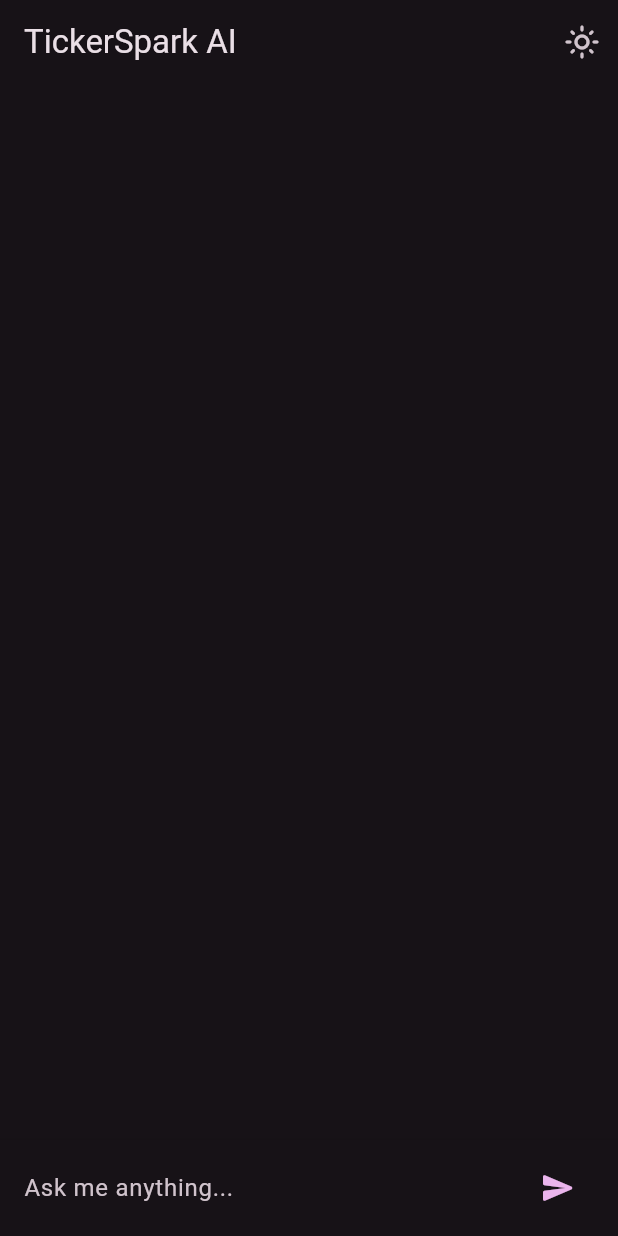
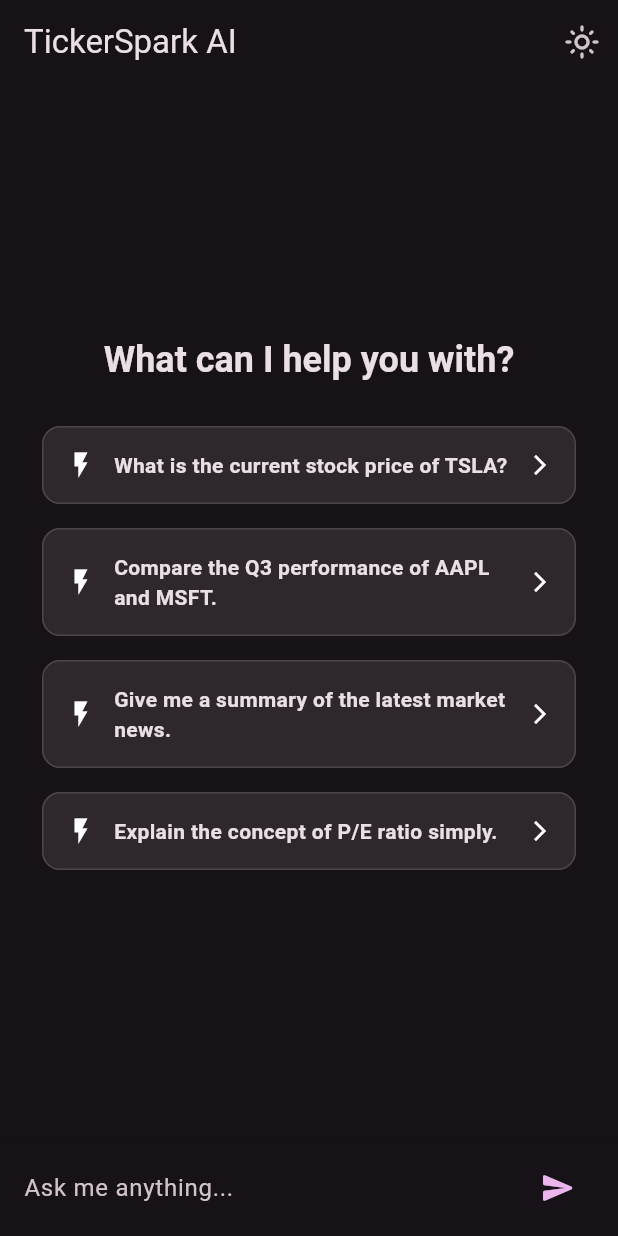
Before and after one commit to tickerspark/TickerSpark-Platform, a Flutter app: the screen it shows after launch, after a tap on the "send" icon, on a phone screen of 412 x 824 dp. Run offline on Flutter 3.47's test engine with Material 3 defaults, Android fonts, the phone set to English and light mode, and no system bars; our stand-ins replace flutter_markdown, flutter_riverpod, supabase_flutter; accounts and stored records are empty.

Commit message:
Feat: Add suggested prompts and improved text selection.

```diff
--- a/lib/chat_screen.dart
+++ b/lib/chat_screen.dart
@@ -3,6 +3,7 @@
 import 'package:flutter/material.dart';
 import 'package:flutter_markdown/flutter_markdown.dart';
 import 'package:flutter_riverpod/flutter_riverpod.dart';
+import 'package:url_launcher/url_launcher.dart'; // import for launching URLs
 import 'chat_provider.dart';
 import 'main.dart'; // Import to access the theme provider
 import 'message_model.dart';
@@ -18,12 +19,27 @@ class _ChatScreenState extends ConsumerState<ChatScreen> {
   final TextEditingController _controller = TextEditingController();
   final ScrollController _scrollController = ScrollController();
 
-  void _handleSend() {
-    final message = _controller.text;
-    if (message.isNotEmpty) {
-      ref.read(chatProvider.notifier).sendMessage(message);
+  void _handleSend([String? message]) {
+    final textToSend = message ?? _controller.text;
+    if (textToSend.isNotEmpty) {
+      ref.read(chatProvider.notifier).sendMessage(textToSend);
       _controller.clear();
+      // Scroll to the bottom when a new message is sent
+      // Since ListView is reversed, this means scrolling to the top
+      WidgetsBinding.instance.addPostFrameCallback((_) {
+        _scrollController.animateTo(
+          0.0,
+          duration: const Duration(milliseconds: 300),
+          curve: Curves.easeOut,
+        );
+      });
     }
+  }
+
+  // Method to handle suggested prompt taps
+  void _onSuggestedPromptTap(String prompt) {
+    _controller.text = prompt; // Prefill the text field
+    _handleSend(prompt); // Send immediately
   }
 
   @override
@@ -44,8 +60,9 @@ class _ChatScreenState extends ConsumerState<ChatScreen> {
           ),
         ],
       ),
-      // 1. The body is NOW ONLY the list of messages.
-      body: ListView.builder(
+      body: messages.isEmpty
+          ? _SuggestedPrompts(onTap: _onSuggestedPromptTap) // Display prompts when no messages exist
+          : ListView.builder(
               controller: _scrollController,
               padding: const EdgeInsets.symmetric(horizontal: 12.0, vertical: 8.0),
               reverse: true,
@@ -55,7 +72,6 @@ class _ChatScreenState extends ConsumerState<ChatScreen> {
                 return MessageBubble(message: message);
               },
             ),
-      // 2. The input composer is moved to the bottomNavigationBar property.
       bottomNavigationBar: _buildInputComposer(),
     );
   }
@@ -64,9 +80,8 @@ class _ChatScreenState extends ConsumerState<ChatScreen> {
     final theme = Theme.of(context);
     return Material(
       color: theme.colorScheme.surface,
-      elevation: 4, // Add a subtle shadow for separation
+      elevation: 4,
       child: Padding(
-        // The Scaffold handles the bottom safe area for this property
         padding: const EdgeInsets.symmetric(horizontal: 16.0, vertical: 8.0),
         child: Row(
           children: <Widget>[
@@ -93,10 +108,106 @@ class _ChatScreenState extends ConsumerState<ChatScreen> {
   }
 }
 
-// MessageBubble class remains unchanged
+// -----------------------------------------------------------------------------
+// WIDGET FOR SUGGESTED PROMPTS
+// -----------------------------------------------------------------------------
+class _SuggestedPrompts extends StatelessWidget {
+  final void Function(String) onTap;
+
+  // Example prompts relevant to a "TickerSpark AI"
+  final List<String> prompts = const [
+    'What is the current stock price of TSLA?',
+    'Compare the Q3 performance of AAPL and MSFT.',
+    'Give me a summary of the latest market news.',
+    'Explain the concept of P/E ratio simply.',
+  ];
+
+  const _SuggestedPrompts({required this.onTap});
+
+  @override
+  Widget build(BuildContext context) {
+    final theme = Theme.of(context);
+    return Center(
+      child: Padding(
+        padding: const EdgeInsets.all(24.0),
+        child: Column(
+          mainAxisAlignment: MainAxisAlignment.center,
+          crossAxisAlignment: CrossAxisAlignment.stretch,
+          children: [
+            Text(
+              'What can I help you with?',
+              style: theme.textTheme.headlineSmall?.copyWith(fontWeight: FontWeight.bold),
+              textAlign: TextAlign.center,
+            ),
+            const SizedBox(height: 24),
+            ...prompts.map((prompt) => Padding(
+              padding: const EdgeInsets.only(bottom: 8.0),
+              child: _PromptCard(prompt: prompt, onTap: onTap),
+            )).toList(),
+          ],
+        ),
+      ),
+    );
+  }
+}
+
+class _PromptCard extends StatelessWidget {
+  final String prompt;
+  final void Function(String) onTap;
+
+  const _PromptCard({required this.prompt, required this.onTap});
+
+  @override
+  Widget build(BuildContext context) {
+    final theme = Theme.of(context);
+    return Card(
+      color: theme.colorScheme.surfaceContainerHigh,
+      elevation: 0,
+      shape: RoundedRectangleBorder(
+        borderRadius: BorderRadius.circular(12),
+        side: BorderSide(color: theme.colorScheme.outlineVariant, width: 1),
+      ),
+      child: InkWell(
+        onTap: () => onTap(prompt),
+        borderRadius: BorderRadius.circular(12),
+        child: Padding(
+          padding: const EdgeInsets.all(16.0),
+          child: Row(
+            children: [
+              const Icon(Icons.flash_on, size: 20),
+              const SizedBox(width: 12),
+              Expanded(
+                child: Text(
+                  prompt,
+                  style: theme.textTheme.bodyMedium?.copyWith(
+                    fontWeight: FontWeight.w600,
+                    color: theme.colorScheme.onSurface,
+                  ),
+                ),
+              ),
+              const Icon(Icons.arrow_forward_ios, size: 16),
+            ],
+          ),
+        ),
+      ),
+    );
+  }
+}
+
+// ---Message Bubble Widget----
 class MessageBubble extends StatelessWidget {
   final Message message;
   const MessageBubble({super.key, required this.message});
+
+  // Function to handle link clicks
+  void _onLinkTap(String? url, String? href, String title) async {
+    if (href != null) {
+      final uri = Uri.tryParse(href);
+      if (uri != null && await canLaunchUrl(uri)) {
+        await launchUrl(uri, mode: LaunchMode.externalApplication);
+      }
+    }
+  }
 
   @override
   Widget build(BuildContext context) {
@@ -128,10 +239,16 @@ class MessageBubble extends StatelessWidget {
                   height: 20,
                   child: CircularProgressIndicator(strokeWidth: 2, valueColor: AlwaysStoppedAnimation<Color>(textColor)),
                 )
+              : isUser
+                  ? SelectableText(
+                      message.content,
+                      style: theme.textTheme.bodyMedium?.copyWith(color: textColor),
+                    )
                   : MarkdownBody(
                       data: message.content,
                       selectable: true,
                       styleSheet: markdownStyle,
+                      onTapLink: (text, href, title) => _onLinkTap(text, href, title), // Enable link tapping
                     ),
       ),
     );
```
Lines whose indentation alone changed are shown as unchanged.
